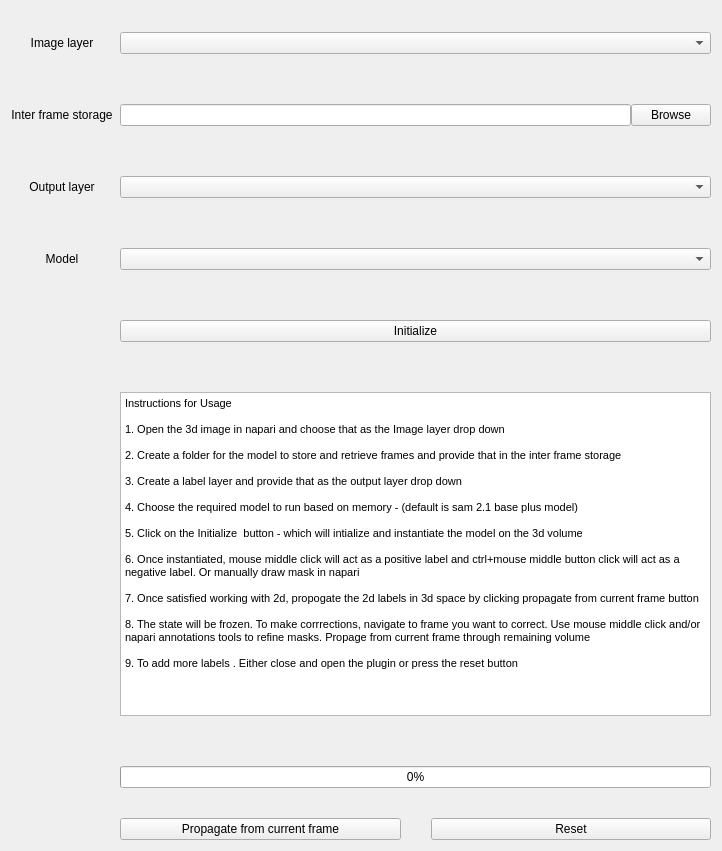
Above: src/UI_files/SAM_V2.ui from maihanhoang/napari-sam2long before the change. Below: the same form after it.
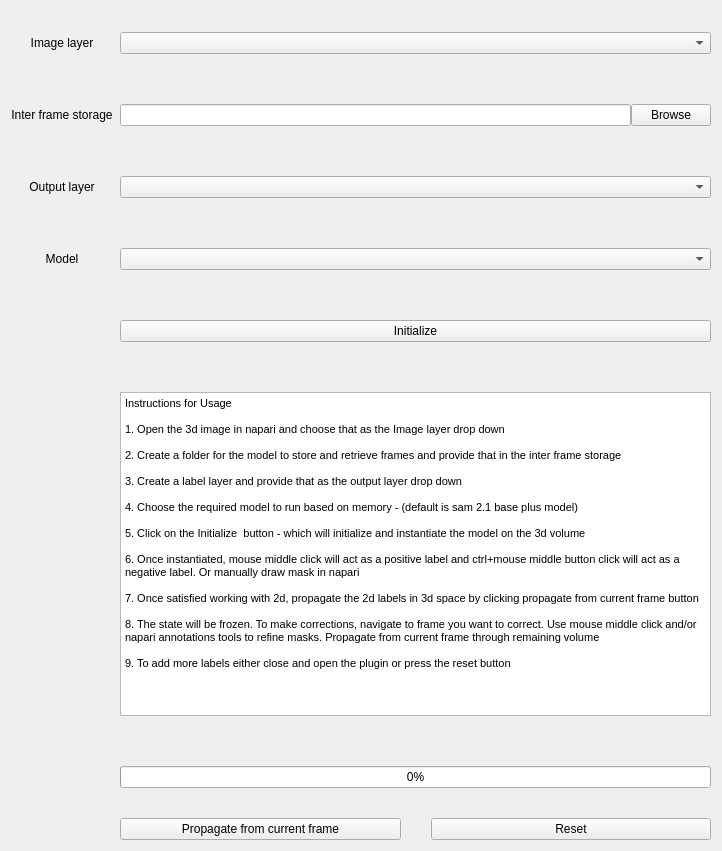
That is the form after the change.

Diff of the .ui file:
```diff
--- a/src/UI_files/SAM_V2.ui
+++ b/src/UI_files/SAM_V2.ui
@@ -151,15 +151,15 @@
 &lt;p style=&quot;-qt-paragraph-type:empty; margin-top:0px; margin-bottom:0px; margin-left:0px; margin-right:0px; -qt-block-indent:0; text-indent:0px; font-size:8.25pt;&quot;&gt;&lt;br /&gt;&lt;/p&gt;
 &lt;p style=&quot; margin-top:0px; margin-bottom:0px; margin-left:0px; margin-right:0px; -qt-block-indent:0; text-indent:0px;&quot;&gt;&lt;span style=&quot; font-size:8.25pt;&quot;&gt;4. Choose the required model to run based on memory - (default is sam 2.1 base plus model) &lt;/span&gt;&lt;/p&gt;
 &lt;p style=&quot;-qt-paragraph-type:empty; margin-top:0px; margin-bottom:0px; margin-left:0px; margin-right:0px; -qt-block-indent:0; text-indent:0px; font-size:8.25pt;&quot;&gt;&lt;br /&gt;&lt;/p&gt;
-&lt;p style=&quot; margin-top:0px; margin-bottom:0px; margin-left:0px; margin-right:0px; -qt-block-indent:0; text-indent:0px;&quot;&gt;&lt;span style=&quot; font-size:8.25pt;&quot;&gt;5. Click on the Initialize  button - which will intialize and instantiate the model on the 3d volume&lt;/span&gt;&lt;/p&gt;
+&lt;p style=&quot; margin-top:0px; margin-bottom:0px; margin-left:0px; margin-right:0px; -qt-block-indent:0; text-indent:0px;&quot;&gt;&lt;span style=&quot; font-size:8.25pt;&quot;&gt;5. Click on the Initialize  button - which will initialize and instantiate the model on the 3d volume&lt;/span&gt;&lt;/p&gt;
 &lt;p style=&quot;-qt-paragraph-type:empty; margin-top:0px; margin-bottom:0px; margin-left:0px; margin-right:0px; -qt-block-indent:0; text-indent:0px; font-size:8.25pt;&quot;&gt;&lt;br /&gt;&lt;/p&gt;
 &lt;p style=&quot; margin-top:0px; margin-bottom:0px; margin-left:0px; margin-right:0px; -qt-block-indent:0; text-indent:0px;&quot;&gt;&lt;span style=&quot; font-size:8.25pt;&quot;&gt;6. Once instantiated, mouse middle click will act as a positive label and ctrl+mouse middle button click will act as a negative label. Or manually draw mask in napari&lt;/span&gt;&lt;/p&gt;
 &lt;p style=&quot;-qt-paragraph-type:empty; margin-top:0px; margin-bottom:0px; margin-left:0px; margin-right:0px; -qt-block-indent:0; text-indent:0px; font-size:8.25pt;&quot;&gt;&lt;br /&gt;&lt;/p&gt;
-&lt;p style=&quot; margin-top:0px; margin-bottom:0px; margin-left:0px; margin-right:0px; -qt-block-indent:0; text-indent:0px;&quot;&gt;&lt;span style=&quot; font-size:8.25pt;&quot;&gt;7. Once satisfied working with 2d, propogate the 2d labels in 3d space by clicking propagate from current frame button&lt;/span&gt;&lt;/p&gt;
+&lt;p style=&quot; margin-top:0px; margin-bottom:0px; margin-left:0px; margin-right:0px; -qt-block-indent:0; text-indent:0px;&quot;&gt;&lt;span style=&quot; font-size:8.25pt;&quot;&gt;7. Once satisfied working with 2d, propagate the 2d labels in 3d space by clicking propagate from current frame button&lt;/span&gt;&lt;/p&gt;
 &lt;p style=&quot;-qt-paragraph-type:empty; margin-top:0px; margin-bottom:0px; margin-left:0px; margin-right:0px; -qt-block-indent:0; text-indent:0px; font-size:8.25pt;&quot;&gt;&lt;br /&gt;&lt;/p&gt;
-&lt;p style=&quot; margin-top:0px; margin-bottom:0px; margin-left:0px; margin-right:0px; -qt-block-indent:0; text-indent:0px;&quot;&gt;&lt;span style=&quot; font-size:8.25pt;&quot;&gt;8. The state will be frozen. To make corrrections, navigate to frame you want to correct. Use mouse middle click and/or napari annotations tools to refine masks. Propage from current frame through remaining volume&lt;/span&gt;&lt;/p&gt;&lt;/body&gt;&lt;/html&gt;
+&lt;p style=&quot; margin-top:0px; margin-bottom:0px; margin-left:0px; margin-right:0px; -qt-block-indent:0; text-indent:0px;&quot;&gt;&lt;span style=&quot; font-size:8.25pt;&quot;&gt;8. The state will be frozen. To make corrections, navigate to frame you want to correct. Use mouse middle click and/or napari annotations tools to refine masks. Propagate from current frame through remaining volume&lt;/span&gt;&lt;/p&gt;&lt;/body&gt;&lt;/html&gt;
 &lt;p style=&quot;-qt-paragraph-type:empty; margin-top:0px; margin-bottom:0px; margin-left:0px; margin-right:0px; -qt-block-indent:0; text-indent:0px; font-size:8.25pt;&quot;&gt;&lt;br /&gt;&lt;/p&gt;
-&lt;p style=&quot; margin-top:0px; margin-bottom:0px; margin-left:0px; margin-right:0px; -qt-block-indent:0; text-indent:0px;&quot;&gt;&lt;span style=&quot; font-size:8.25pt;&quot;&gt;9. To add more labels . Either close and open the plugin or press the reset button&lt;/span&gt;&lt;/p&gt;&lt;/body&gt;&lt;/html&gt;</string>
+&lt;p style=&quot; margin-top:0px; margin-bottom:0px; margin-left:0px; margin-right:0px; -qt-block-indent:0; text-indent:0px;&quot;&gt;&lt;span style=&quot; font-size:8.25pt;&quot;&gt;9. To add more labels either close and open the plugin or press the reset button&lt;/span&gt;&lt;/p&gt;&lt;/body&gt;&lt;/html&gt;</string>
          </property>
         </widget>
        </item>
```
